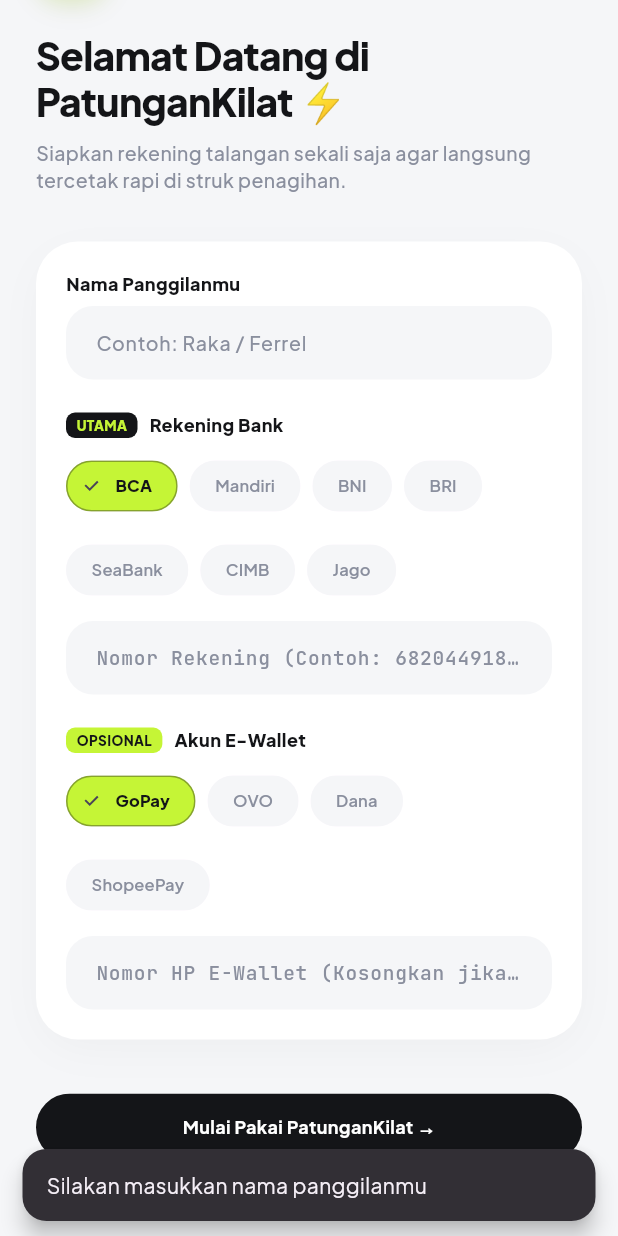
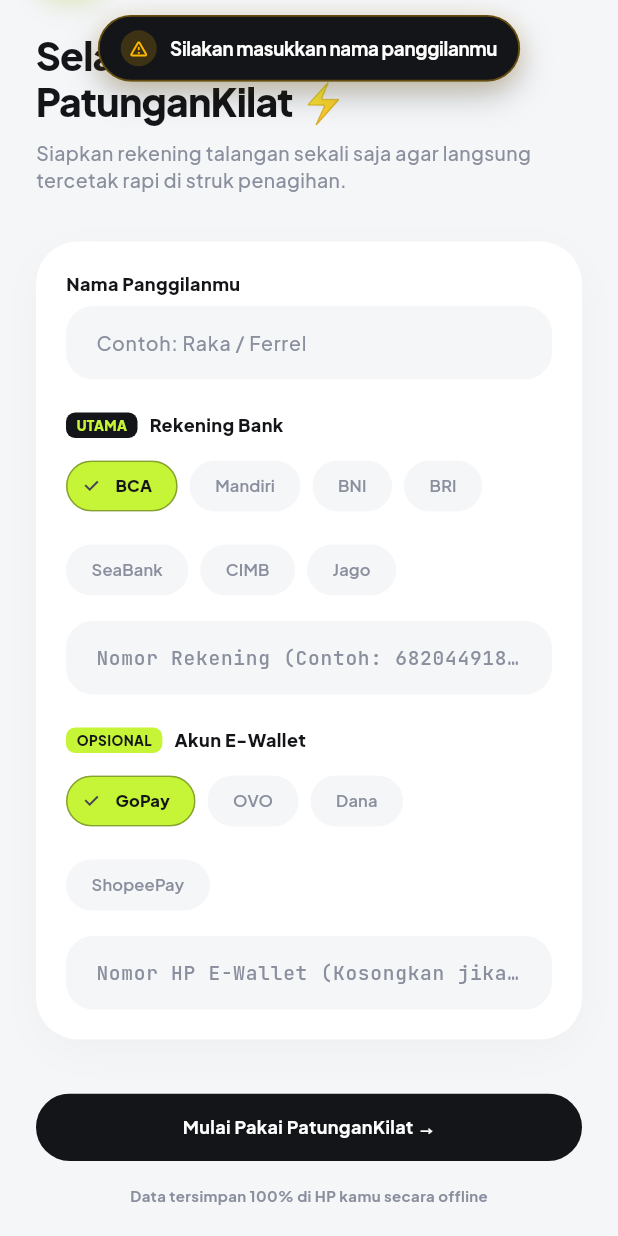
Before and after one commit to FerrelHD/PatunganKilat, a Flutter app: the screen it shows after launch, scrolled down 87 dp, after a tap on "Mulai Pakai PatunganKilat →", on a phone screen of 412 x 824 dp. Run offline on Flutter 3.47's test engine with Material 3 defaults, Android fonts, the phone set to English and light mode, and no system bars; our stand-ins replace flutter_riverpod, google_fonts, share_plus, shared_preferences, web; missing offline and left inert: dart:js_interop.

Commit message:
feat(ui): replace bottom snackbars with dynamic island top floating neo toast

```diff
--- /dev/null
+++ b/lib/core/widgets/neo_toast.dart
@@ -0,0 +1,237 @@
+import 'dart:async';
+import 'package:flutter/material.dart';
+import 'package:google_fonts/google_fonts.dart';
+import '../theme/app_colors.dart';
+
+enum NeoToastType {
+  success,
+  warning,
+  error,
+  info,
+}
+
+class NeoToast {
+  NeoToast._();
+
+  static OverlayEntry? _activeEntry;
+
+  /// Shows a Dynamic Island style top-floating toast notification
+  static void show(
+    BuildContext context,
+    String message, {
+    NeoToastType type = NeoToastType.success,
+    Duration duration = const Duration(milliseconds: 2200),
+  }) {
+    // Dismiss any currently visible toast
+    _dismissActive();
+
+    final overlay = Overlay.maybeOf(context, rootOverlay: true);
+    if (overlay == null) return;
+
+    late final OverlayEntry entry;
+    entry = OverlayEntry(
+      builder: (context) => _NeoToastWidget(
+        message: message,
+        type: type,
+        duration: duration,
+        onDismiss: () {
+          if (_activeEntry == entry) {
+            _activeEntry?.remove();
+            _activeEntry = null;
+          }
+        },
+      ),
+    );
+
+    _activeEntry = entry;
+    overlay.insert(entry);
+  }
+
+  static void _dismissActive() {
+    _activeEntry?.remove();
+    _activeEntry = null;
+  }
+}
+
+class _NeoToastWidget extends StatefulWidget {
+  final String message;
+  final NeoToastType type;
+  final Duration duration;
+  final VoidCallback onDismiss;
+
+  const _NeoToastWidget({
+    required this.message,
+    required this.type,
+    required this.duration,
+    required this.onDismiss,
+  });
+
+  @override
+  State<_NeoToastWidget> createState() => _NeoToastWidgetState();
+}
+
+class _NeoToastWidgetState extends State<_NeoToastWidget> with SingleTickerProviderStateMixin {
+  late final AnimationController _controller;
+  late final Animation<double> _curvedAnimation;
+  Timer? _timer;
+  bool _isDismissing = false;
+
+  @override
+  void initState() {
+    super.initState();
+    _controller = AnimationController(
+      vsync: this,
+      duration: const Duration(milliseconds: 260),
+    );
+
+    _curvedAnimation = CurvedAnimation(
+      parent: _controller,
+      curve: Curves.easeOutCubic,
+      reverseCurve: Curves.easeInCubic,
+    );
+
+    _controller.forward();
+
+    _timer = Timer(widget.duration, () {
+      _dismiss();
+    });
+  }
+
+  Future<void> _dismiss() async {
+    if (_isDismissing || !mounted) return;
+    _isDismissing = true;
+    _timer?.cancel();
+
+    try {
+      await _controller.reverse();
+    } catch (_) {}
+
+    if (mounted) {
+      widget.onDismiss();
+    }
+  }
+
+  @override
+  void dispose() {
+    _timer?.cancel();
+    _controller.dispose();
+    super.dispose();
+  }
+
+  Color get _accentColor {
+    switch (widget.type) {
+      case NeoToastType.success:
+        return AppColors.neoLime;
+      case NeoToastType.warning:
+        return const Color(0xFFFFB800);
+      case NeoToastType.error:
+        return const Color(0xFFFF5252);
+      case NeoToastType.info:
+        return const Color(0xFF5AC8FA);
+    }
+  }
+
+  IconData get _iconData {
+    switch (widget.type) {
+      case NeoToastType.success:
+        return Icons.bolt_rounded;
+      case NeoToastType.warning:
+        return Icons.warning_amber_rounded;
+      case NeoToastType.error:
+        return Icons.error_outline_rounded;
+      case NeoToastType.info:
+        return Icons.info_outline_rounded;
+    }
+  }
+
+  @override
+  Widget build(BuildContext context) {
+    final topPadding = MediaQuery.of(context).padding.top;
+
+    return Positioned(
+      top: topPadding + 10,
+      left: 16,
+      right: 16,
+      child: Center(
+        child: Material(
+          color: Colors.transparent,
+          child: SlideTransition(
+            position: Tween<Offset>(
+              begin: const Offset(0, -0.6),
+              end: Offset.zero,
+            ).animate(_curvedAnimation),
+            child: FadeTransition(
+              opacity: _curvedAnimation,
+              child: GestureDetector(
+                onTap: _dismiss,
+                onVerticalDragUpdate: (details) {
+                  if (details.primaryDelta != null && details.primaryDelta! < -3) {
+                    _dismiss();
+                  }
+                },
+                child: Container(
+                  constraints: const BoxConstraints(maxWidth: 420),
+                  padding: const EdgeInsets.symmetric(horizontal: 14, vertical: 9),
+                  decoration: BoxDecoration(
+                    color: AppColors.neoDark,
+                    borderRadius: BorderRadius.circular(999),
+                    border: Border.all(
+                      color: _accentColor.withValues(alpha: 0.35),
+                      width: 1.2,
+                    ),
+                    boxShadow: [
+                      BoxShadow(
+                        color: Colors.black.withValues(alpha: 0.28),
+                        blurRadius: 18,
+                        offset: const Offset(0, 8),
+                      ),
+                      BoxShadow(
+                        color: _accentColor.withValues(alpha: 0.16),
+                        blurRadius: 10,
+                        offset: const Offset(0, 2),
+                      ),
+                    ],
+                  ),
+                  child: Row(
+                    mainAxisSize: MainAxisSize.min,
+                    children: [
+                      Container(
+                        width: 24,
+                        height: 24,
+                        decoration: BoxDecoration(
+                          color: _accentColor.withValues(alpha: 0.18),
+                          shape: BoxShape.circle,
+                        ),
+                        child: Center(
+                          child: Icon(
+                            _iconData,
+                            size: 14,
+                            color: _accentColor,
+                          ),
+                        ),
+                      ),
+                      const SizedBox(width: 9),
+                      Flexible(
+                        child: Text(
+                          widget.message,
+                          style: GoogleFonts.plusJakartaSans(
+                            color: Colors.white,
+                            fontSize: 12.5,
+                            fontWeight: FontWeight.w700,
+                            letterSpacing: -0.2,
+                          ),
+                          maxLines: 2,
+                          overflow: TextOverflow.ellipsis,
+                        ),
+                      ),
+                    ],
+                  ),
+                ),
+              ),
+            ),
+          ),
+        ),
+      ),
+    );
+  }
+}
--- a/lib/features/onboarding/screens/onboarding_screen.dart
+++ b/lib/features/onboarding/screens/onboarding_screen.dart
@@ -4,6 +4,7 @@
 import '../../../core/theme/app_colors.dart';
 import '../../../core/theme/app_typography.dart';
 import '../../../core/widgets/neo_pill_button.dart';
+import '../../../core/widgets/neo_toast.dart';
 import '../../../main.dart';
 import '../providers/user_profile_provider.dart';
 
@@ -49,12 +50,10 @@
   Future<void> _submitProfile() async {
     final name = _nameController.text.trim();
     if (name.isEmpty) {
-      ScaffoldMessenger.of(context).showSnackBar(
-        SnackBar(
-          content: const Text('Silakan masukkan nama panggilanmu'),
-          behavior: SnackBarBehavior.floating,
-          shape: RoundedRectangleBorder(borderRadius: BorderRadius.circular(16)),
-        ),
+      NeoToast.show(
+        context,
+        'Silakan masukkan nama panggilanmu',
+        type: NeoToastType.warning,
       );
       return;
     }
```
Also changed, not shown: lib/core/widgets/neo_dark_card.dart (+5 -7 lines), lib/core/widgets/neo_lime_card.dart (+5 -7 lines), lib/features/friends/screens/friends_screen.dart (+5 -6 lines), lib/features/home/screens/home_screen.dart (+5 -6 lines), lib/features/home/widgets/create_session_bottom_sheet.dart (+5 -6 lines), lib/features/home/widgets/edit_account_bottom_sheet.dart (+9 -12 lines), lib/features/receipt/screens/receipt_screen.dart (+15 -22 lines), lib/features/receipt/widgets/thermal_receipt_card.dart (+9 -12 lines), lib/features/split_arena/screens/split_arena_screen.dart (+17 -24 lines), lib/features/split_arena/widgets/add_menu_bottom_sheet.dart (+5 -6 lines), 3 other files.
